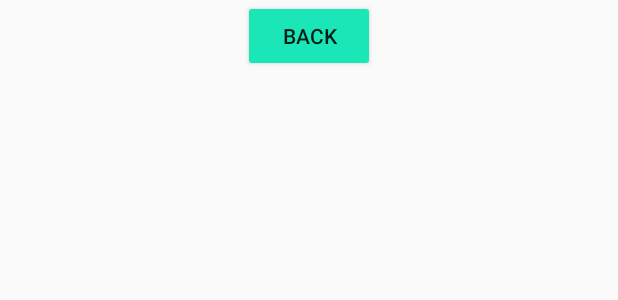
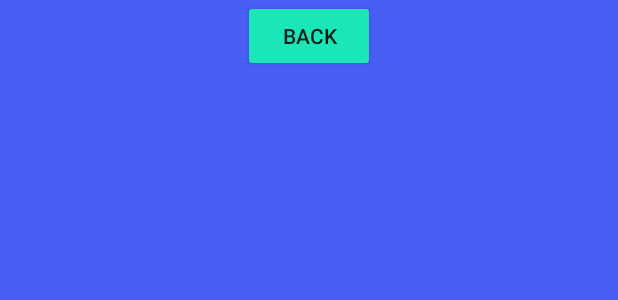
Before and after one commit to RPS-CapsLock/PJ-2025-MobileApp, an Android app built with Jetpack Compose: the layout mixing_cocktails.xml on its own in the app's theme, with its tools: preview values and no code run, on a phone screen of 412 x 824 dp. Shown: the top 300 px of the screen. Run offline under Robolectric (Android 15) with nearby library versions, the phone set to English and light mode, and no system bars.

Commit message:
modified the background colour

```diff
--- a/app/src/main/res/layout/mixing_cocktails.xml
+++ b/app/src/main/res/layout/mixing_cocktails.xml
@@ -3,7 +3,8 @@
     xmlns:app="http://schemas.android.com/apk/res-auto"
     xmlns:tools="http://schemas.android.com/tools"
     android:layout_width="match_parent"
-    android:layout_height="match_parent">
+    android:layout_height="match_parent"
+    android:background="#CC1C38F4">
 
     <Button
         android:id="@+id/button2"
```
